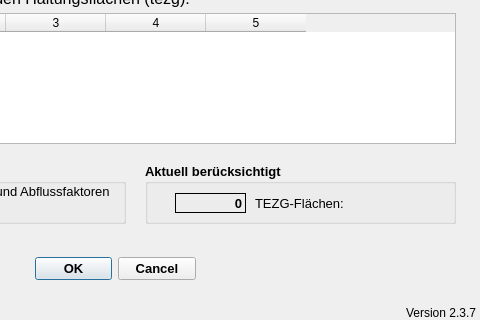
Before: the Qt Designer form qkan/createunbeffl/application_dialog_base.ui in hoettges/QKan, drawn with Qt 5; both pictures show x 215 to 695 and y 127 to 447 of the 695 by 447 pixel window.
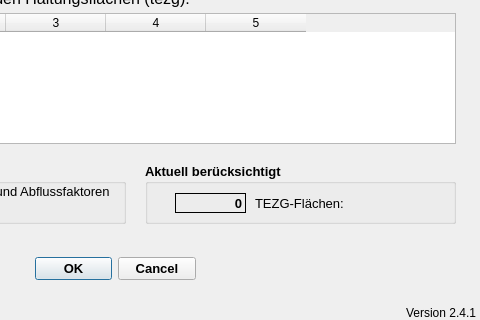
After: the same form once the commit is applied.

What changed in the file:
```diff
--- a/qkan/createunbeffl/application_dialog_base.ui
+++ b/qkan/createunbeffl/application_dialog_base.ui
@@ -139,7 +139,7 @@
     <string>Version QKan Import</string>
    </property>
    <property name="text">
-    <string>Version 2.3.7</string>
+    <string>Version 2.4.1</string>
    </property>
    <property name="alignment">
     <set>Qt::AlignRight|Qt::AlignTrailing|Qt::AlignVCenter</set>
```
